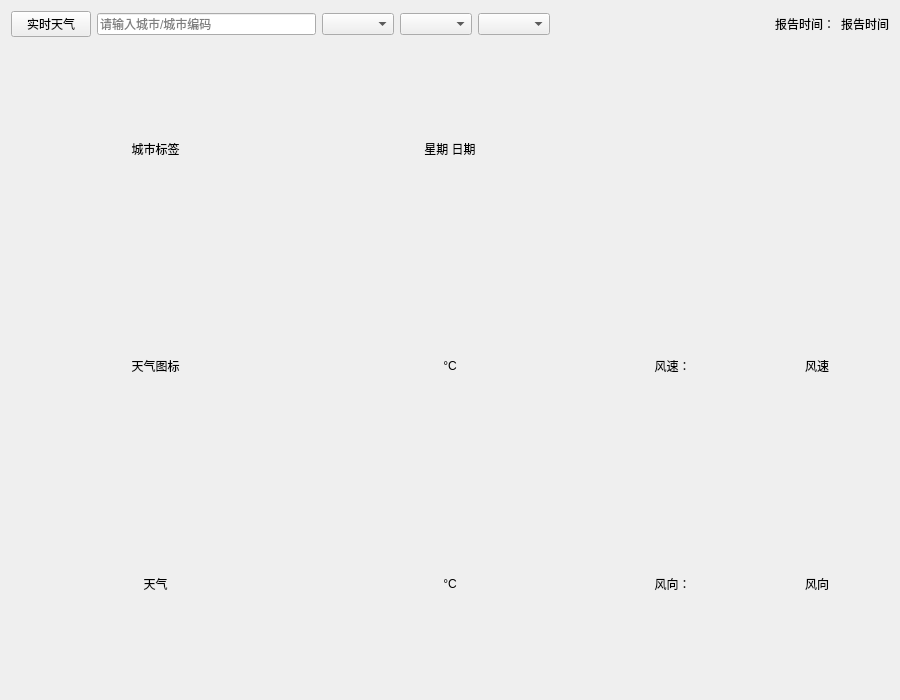
Before: the Qt Designer form qweatherforecast.ui in halecheng148/WeatherForecast, drawn with Qt 5.
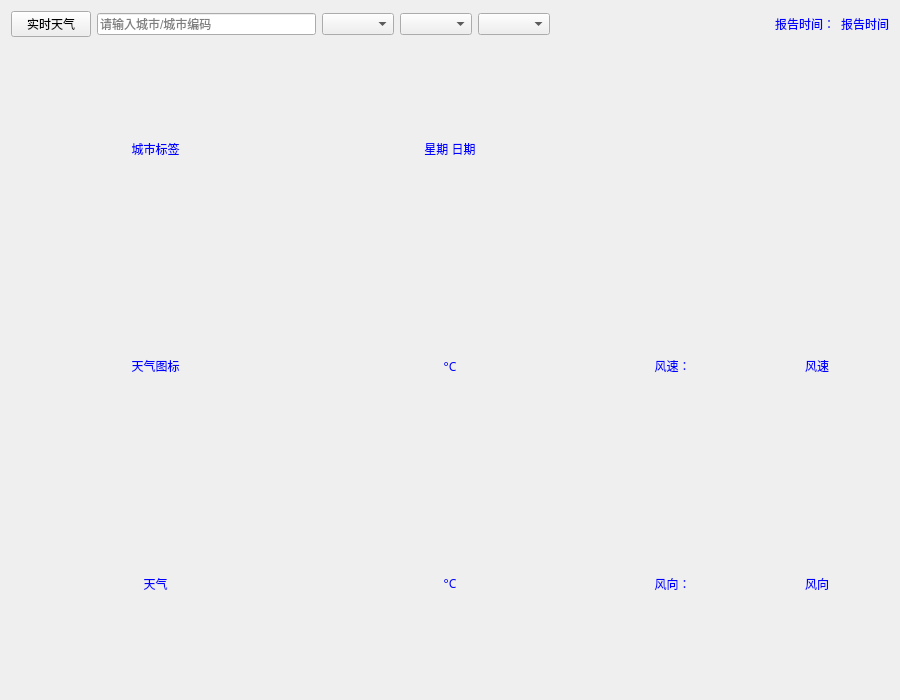
After: the same form once the commit is applied. The open tabs and pages were chosen to show the change. Icons and pictures are not drawn.

```diff
--- a/qweatherforecast.ui
+++ b/qweatherforecast.ui
@@ -31,6 +31,22 @@
   <property name="windowTitle">
    <string>CWeatherForecast</string>
   </property>
+  <property name="styleSheet">
+   <string notr="true">QLabel
+{
+    color:blue;
+	font-family:KaiTi;
+	
+}
+#QWeatherForecast
+{
+	background-image: url(:/image/mian.jpg);
+}
+#ForecastBtn
+{
+	border:1px solid blue;
+}</string>
+  </property>
   <widget class="QWidget" name="centralWidget">
    <layout class="QVBoxLayout" name="verticalLayout" stretch="0,0">
     <item>
```
Left out of the diff: 2 changed lines with no effect on the pictures.
